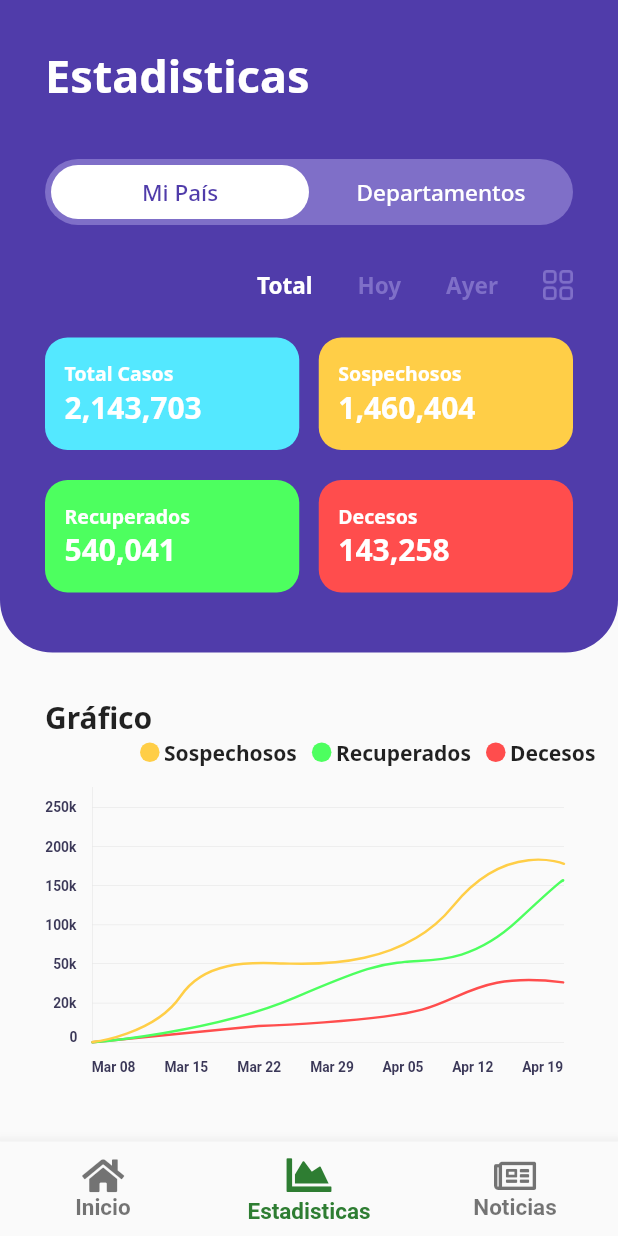
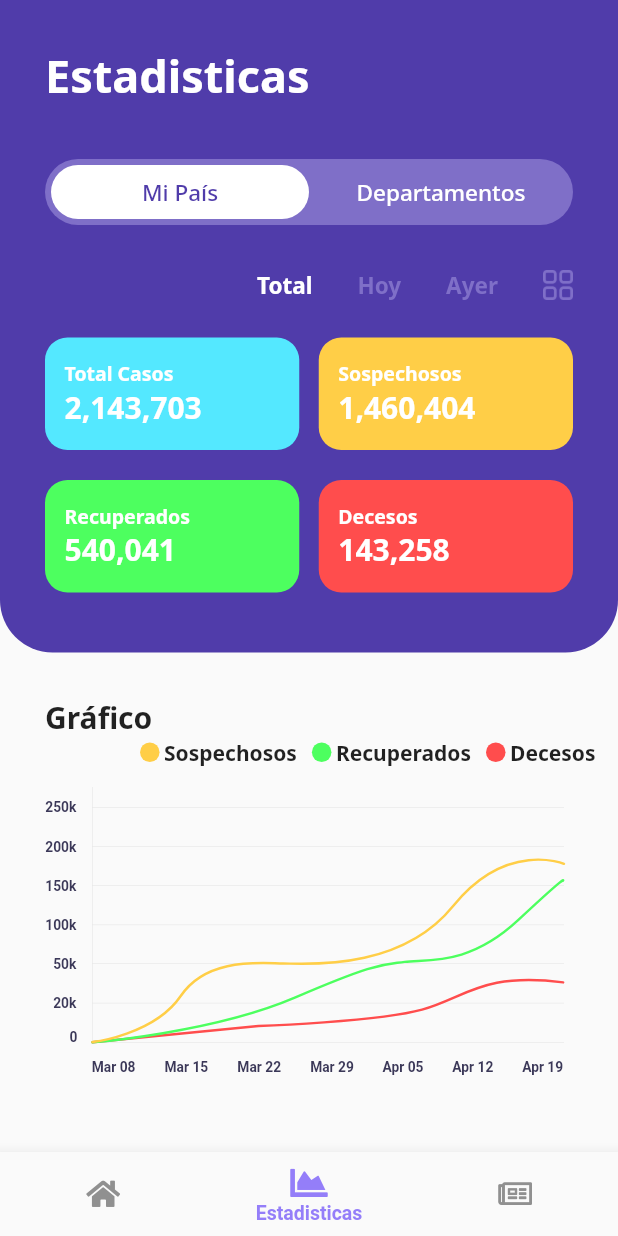
Before and after one commit to cristianfchq/proyWedevsFlutter, a Flutter app: the screen it shows after launch, item 2 of the bottom bar chosen, on a phone screen of 412 x 824 dp. Run offline on Flutter 3.47's test engine with Material 2 defaults, Android fonts, the phone set to English and light mode, and no system bars; our stand-ins replace flutter_svg, font_awesome_flutter, google_fonts.

Commit message:
bottom navigation final

```diff
--- a/lib/bottomNavigationInferior.dart
+++ b/lib/bottomNavigationInferior.dart
@@ -19,8 +19,7 @@ class _BottomNavigationInferiorState extends State<BottomNavigationInferior> {
   final _widgetOptions = [
     PrincipalScreen(),
     GraphScreenBolivia(),
-    ContenedorPeliculas(),
-    ContenedorLibros(),
+    ContenedorNoticias(),
   ];
 
   void _onItemTapped(int index) {
@@ -43,20 +42,20 @@ class _BottomNavigationInferiorState extends State<BottomNavigationInferior> {
       items: const <BottomNavigationBarItem>[
         BottomNavigationBarItem(
           // icon: Icon(Icons.),
-          activeIcon: FaIcon(FontAwesomeIcons.houseUser, size: 30),
-          icon: FaIcon(FontAwesomeIcons.home, size: 25),
+          activeIcon: FaIcon(FontAwesomeIcons.houseUser, size: 25),
+          icon: FaIcon(FontAwesomeIcons.home, size: 20),
           title: Text('Inicio'),
         ),
         BottomNavigationBarItem(
           // icon: Icon(Icons.apps),
-          activeIcon: FaIcon(FontAwesomeIcons.chartArea, size: 30),
-          icon: FaIcon(FontAwesomeIcons.chartLine, size: 25),
+          activeIcon: FaIcon(FontAwesomeIcons.chartArea, size: 25),
+          icon: FaIcon(FontAwesomeIcons.chartLine, size: 20),
           title: Text('Estadisticas'),
         ),
         BottomNavigationBarItem(
           // icon: Icon(Icons.local_movies),
-          activeIcon: FaIcon(FontAwesomeIcons.solidNewspaper, size: 30),
-          icon: FaIcon(FontAwesomeIcons.newspaper, size: 25),
+          activeIcon: FaIcon(FontAwesomeIcons.solidNewspaper, size: 25),
+          icon: FaIcon(FontAwesomeIcons.newspaper, size: 20),
           title: Text('Noticias'),
         ),
         // BottomNavigationBarItem(
@@ -69,17 +68,21 @@ class _BottomNavigationInferiorState extends State<BottomNavigationInferior> {
       currentIndex: _selectedIndex,
       onTap: _onItemTapped,
       // selectedIconTheme: IconThemeData(),
-      selectedItemColor: _selectedIndex == 2
-          ? Colors.red[800]
-          : _selectedIndex == 3 ? Colors.indigo[800] : Colors.green[800],
-      unselectedItemColor: Colors.black54,
+      selectedItemColor: _selectedIndex == 0
+          ? Color(0xFF947EF9)
+          : _selectedIndex == 1
+              ? Color(0xFF947EF9)
+              : _selectedIndex == 2 ? Color(0xFF947EF9) : Colors.green[800],
+      unselectedItemColor: Color(0xFF909090),
       unselectedLabelStyle:
-          TextStyle(fontSize: 15, fontWeight: FontWeight.bold),
-      showUnselectedLabels: true,
-      iconSize: 30.0,
+          TextStyle(fontSize: 12, fontWeight: FontWeight.bold),
+      iconSize: 10.0,
       type: BottomNavigationBarType.fixed,
-      selectedLabelStyle: TextStyle(fontSize: 15, fontWeight: FontWeight.bold),
+      selectedLabelStyle: TextStyle(fontSize: 13, fontWeight: FontWeight.bold),
       // key: Key("value"),
+      // backgroundColor: Colors.amber,
+      showUnselectedLabels: false,
+      showSelectedLabels: true,
     );
   }
 
@@ -88,35 +91,9 @@ class _BottomNavigationInferiorState extends State<BottomNavigationInferior> {
       child: _widgetOptions[_selectedIndex],
     );
   }
-
-  Widget _myAppBar() {
-    return AppBar(
-      title: Text("BottomNavigationBar"),
-    );
-  }
 }
 
-class ContenedorJuegos extends StatelessWidget {
-  @override
-  Widget build(BuildContext context) {
-    return Container(
-      color: Colors.amber,
-      height: 150,
-    );
-  }
-}
-
-class ContenedorApps extends StatelessWidget {
-  @override
-  Widget build(BuildContext context) {
-    return Container(
-      color: Colors.green,
-      height: 150,
-    );
-  }
-}
-
-class ContenedorPeliculas extends StatelessWidget {
+class ContenedorNoticias extends StatelessWidget {
   @override
   Widget build(BuildContext context) {
     return Container(
@@ -125,13 +102,3 @@ class ContenedorPeliculas extends StatelessWidget {
     );
   }
 }
-
-class ContenedorLibros extends StatelessWidget {
-  @override
-  Widget build(BuildContext context) {
-    return Container(
-      color: Colors.pink,
-      height: 150,
-    );
-  }
-}
--- a/lib/main.dart
+++ b/lib/main.dart
@@ -1,6 +1,4 @@
 import 'package:flutter/material.dart';
-import 'package:covid19/principalScreen.dart';
-import 'package:covid19/graphScreenBolivia.dart';
 import 'package:covid19/bottomNavigationInferior.dart';
 
 void main() => runApp(MyApp());
```
Also changed, not shown: screenDesign/desenio2.png (added).
